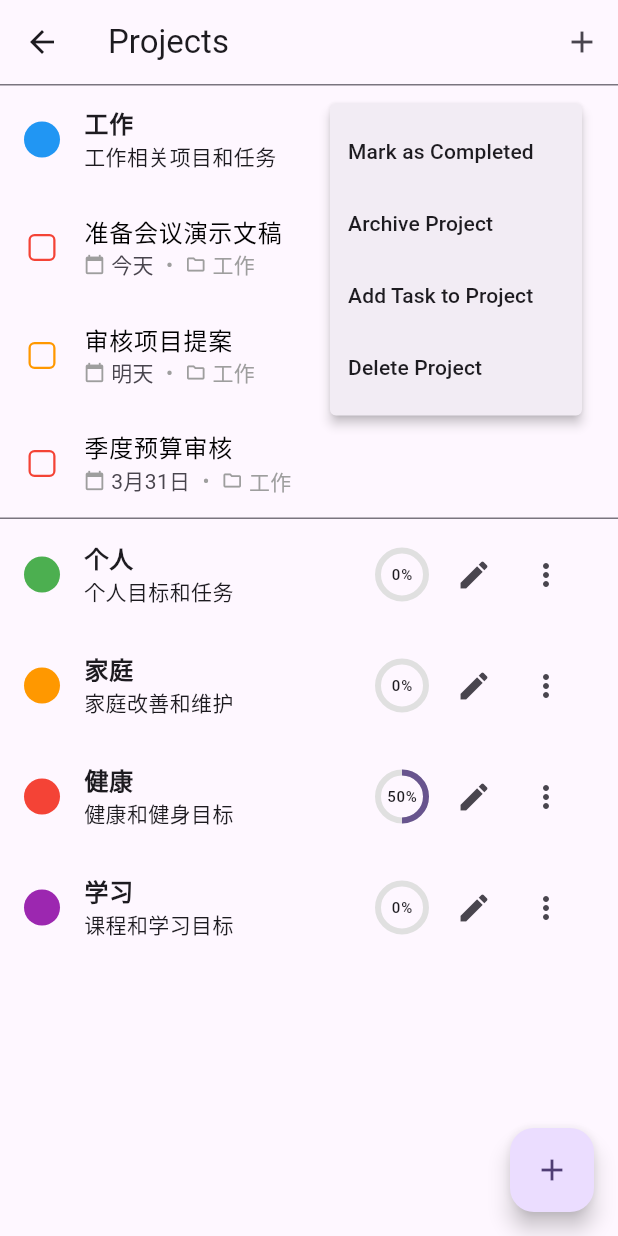
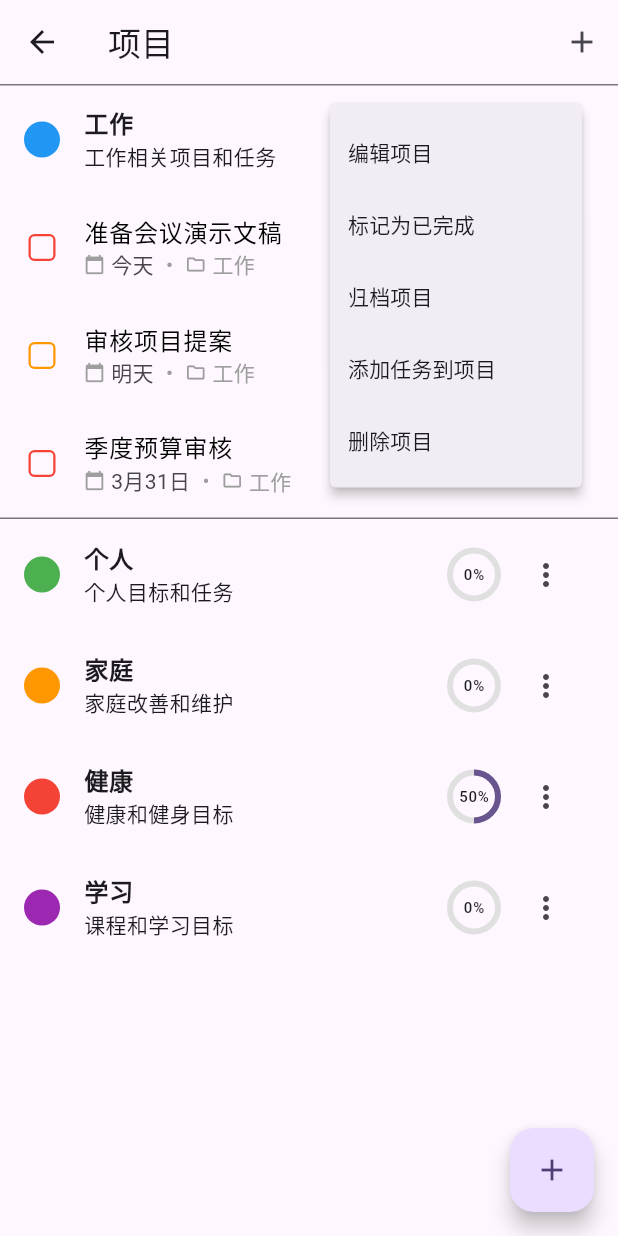
Before and after one commit to MOVING2014/GTD4, a Flutter app: the ProjectsScreen screen opened directly, after a tap on "工作", after a tap on the "more vert" icon, on a phone screen of 412 x 824 dp. Run offline on Flutter 3.47's test engine with Material 3 defaults, Android fonts, the phone set to English and light mode, and no system bars; drawn by our look-alikes of flutter_slidable; our stand-ins replace table_calendar.

Commit message:
项目视图基础改造1

```diff
--- a/lib/screens/projects_screen.dart
+++ b/lib/screens/projects_screen.dart
@@ -20,7 +20,7 @@ class _ProjectsScreenState extends State<ProjectsScreen> {
   Widget build(BuildContext context) {
     return Scaffold(
       appBar: AppBar(
-        title: const Text('Projects'),
+        title: const Text('项目'),
         actions: [
           IconButton(
             icon: const Icon(Icons.add),
@@ -47,7 +47,7 @@ class _ProjectsScreenState extends State<ProjectsScreen> {
 
           if (projects.isEmpty) {
             return const Center(
-              child: Text('No projects yet. Tap + to add a project.'),
+              child: Text('暂无项目。点击 + 添加新项目。'),
             );
           }
 
@@ -101,7 +101,7 @@ class _ProjectsScreenState extends State<ProjectsScreen> {
             ),
           ),
           subtitle: Text(
-            project.description ?? 'No description',
+            project.description ?? '无描述',
             maxLines: 1,
             overflow: TextOverflow.ellipsis,
           ),
@@ -109,9 +109,12 @@ class _ProjectsScreenState extends State<ProjectsScreen> {
             mainAxisSize: MainAxisSize.min,
             children: [
               _buildProgressIndicator(context, project),
-              IconButton(
-                icon: const Icon(Icons.edit),
-                onPressed: () async {
+              PopupMenuButton<String>(
+                onSelected: (value) async {
+                  final projectProvider = Provider.of<ProjectProvider>(context, listen: false);
+
+                  switch (value) {
+                    case 'edit':
                       // 打开项目编辑页面
                       final result = await Navigator.push(
                         context,
@@ -124,13 +127,7 @@ class _ProjectsScreenState extends State<ProjectsScreen> {
                       if (result == true) {
                         setState(() {});
                       }
-                },
-              ),
-              PopupMenuButton<String>(
-                onSelected: (value) async {
-                  final projectProvider = Provider.of<ProjectProvider>(context, listen: false);
-
-                  switch (value) {
+                      break;
                     case 'toggle_completion':
                       projectProvider.toggleProjectCompletion(project.id);
                       setState(() {});
@@ -164,12 +161,12 @@ class _ProjectsScreenState extends State<ProjectsScreen> {
                       showDialog(
                         context: context,
                         builder: (ctx) => AlertDialog(
-                          title: const Text('Delete Project'),
-                          content: const Text('Are you sure you want to delete this project?'),
+                          title: const Text('删除项目'),
+                          content: const Text('确定要删除此项目吗？'),
                           actions: [
                             TextButton(
                               onPressed: () => Navigator.of(ctx).pop(),
-                              child: const Text('Cancel'),
+                              child: const Text('取消'),
                             ),
                             TextButton(
                               onPressed: () {
@@ -177,7 +174,7 @@ class _ProjectsScreenState extends State<ProjectsScreen> {
                                 Navigator.of(ctx).pop();
                                 setState(() {});
                               },
-                              child: const Text('Delete'),
+                              child: const Text('删除'),
                             ),
                           ],
                         ),
@@ -186,21 +183,25 @@ class _ProjectsScreenState extends State<ProjectsScreen> {
                   }
                 },
                 itemBuilder: (context) => [
+                  const PopupMenuItem<String>(
+                    value: 'edit',
+                    child: Text('编辑项目'),
+                  ),
                   PopupMenuItem<String>(
                     value: 'toggle_completion',
-                    child: Text(project.isCompleted ? 'Mark as Active' : 'Mark as Completed'),
+                    child: Text(project.isCompleted ? '标记为活动' : '标记为已完成'),
                   ),
                   const PopupMenuItem<String>(
                     value: 'archive',
-                    child: Text('Archive Project'),
+                    child: Text('归档项目'),
                   ),
                   const PopupMenuItem<String>(
                     value: 'add_task',
-                    child: Text('Add Task to Project'),
+                    child: Text('添加任务到项目'),
                   ),
                   const PopupMenuItem<String>(
                     value: 'delete',
-                    child: Text('Delete Project'),
+                    child: Text('删除项目'),
                   ),
                 ],
               ),
@@ -210,7 +211,7 @@ class _ProjectsScreenState extends State<ProjectsScreen> {
               ? [
                   const Padding(
                     padding: EdgeInsets.all(16.0),
-                    child: Text('No tasks in this project yet.'),
+                    child: Text('该项目还没有任务。'),
                   ),
                 ]
               : projectTasks.map((task) => TaskListItem(task: task)).toList(),
```
Lines whose indentation alone changed are shown as unchanged.
